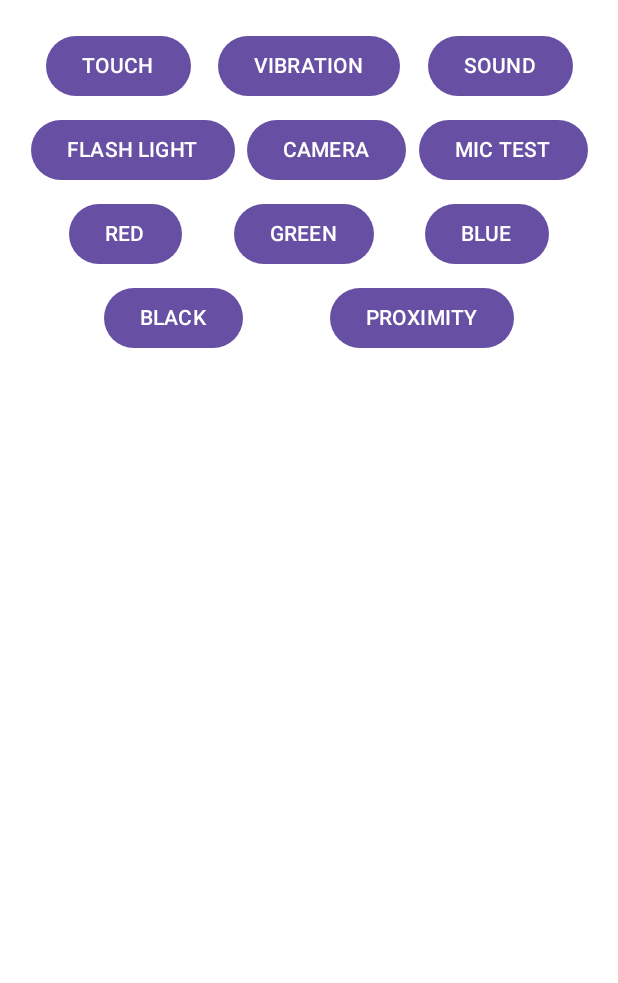
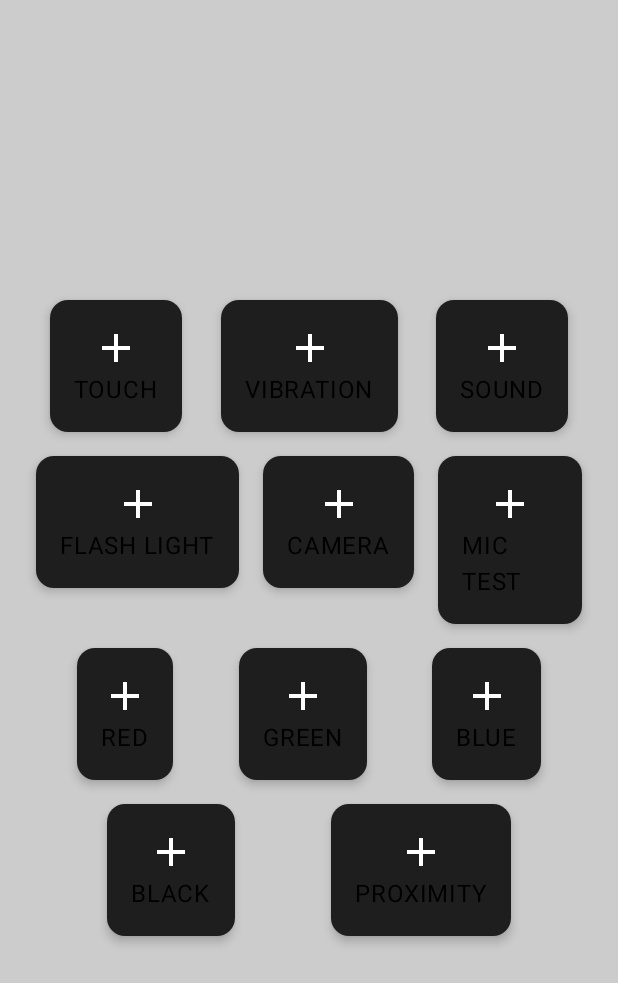
Before and after one commit to AndreasBozoglou/PhoneTest, an Android app built with Jetpack Compose: the screen it shows after launch (MainActivity), after a tap on "SOUND", on a phone screen of 412 x 824 dp. Shown: the top 983 px of the screen. Run offline under Robolectric (Android 15) with nearby library versions, the phone set to English and light mode, and no system bars.

Commit message:
General Fixes and implementation of custom function in order to prevent double clicks on navigation

```diff
--- /dev/null
+++ b/app/src/main/java/com/example/phonetest/presentation/theme/Color.kt
@@ -0,0 +1,16 @@
+package com.example.phonetest.presentation.theme
+
+import androidx.compose.ui.graphics.Color
+
+val Purple200 = Color(0xFFBB86FC)
+val Purple500 = Color(0xFF6200EE)
+val Purple700 = Color(0xFF3700B3)
+val Teal200 = Color(0xFF03DAC5)
+val Teal700 = Color(0xFF018786)
+val Black = Color(0xFF000000)
+val White = Color(0xFFFFFFFF)
+val LightBlue600 = Color(0xFF039BE5)
+val LightBlue900 = Color(0xFF01579B)
+val LightBlueA200 = Color(0xFF40C4FF)
+val LightBlueA400 = Color(0xFF00B0FF)
+val BlackOverlay = Color(0x66000000) // Semi-transparent black
--- /dev/null
+++ b/app/src/main/java/com/example/phonetest/presentation/theme/Theme.kt
@@ -0,0 +1,45 @@
+package com.example.phonetest.presentation.theme
+
+import androidx.compose.material3.MaterialTheme
+import androidx.compose.material3.darkColorScheme
+import androidx.compose.material3.lightColorScheme
+import androidx.compose.runtime.Composable
+import androidx.compose.ui.graphics.Color
+
+private val DarkColorScheme = darkColorScheme(
+    primary = Color(0xFF6200EE),
+    secondary = Color(0xFF03DAC5),
+    background = Color(0xFF121212),
+    surface = Color(0xFF1E1E1E),
+    onPrimary = Color.White,
+    onSecondary = Color.Black,
+    onBackground = Color.White,
+    onSurface = Color.White
+)
+
+private val LightColorScheme = lightColorScheme(
+    primary = Purple200,
+    primaryContainer = Purple700,
+    onPrimary = Black,
+    secondary = Teal200,
+    secondaryContainer = Teal200,
+    onSecondary = Black,
+    background = White,
+    surface = LightBlue600,
+    onBackground = Black,
+    onSurface = Black
+)
+
+@Composable
+fun PhoneTestTheme(
+    darkTheme: Boolean = true,
+    content: @Composable () -> Unit
+) {
+    val colors = if (darkTheme) DarkColorScheme else LightColorScheme
+
+    MaterialTheme(
+        colorScheme = colors,
+        //typography = Typography(), // You can define typography separately
+        content = content
+    )
+}
--- /dev/null
+++ b/app/src/main/java/com/example/phonetest/presentation/theme/generic_components/PhoneTestCard.kt
@@ -0,0 +1,36 @@
+package com.example.phonetest.presentation.theme.generic_components
+
+import androidx.compose.foundation.layout.Column
+import androidx.compose.foundation.layout.padding
+import androidx.compose.foundation.layout.size
+import androidx.compose.foundation.shape.RoundedCornerShape
+import androidx.compose.material.icons.Icons
+import androidx.compose.material.icons.outlined.Add
+import androidx.compose.material3.Card
+import androidx.compose.material3.CardDefaults
+import androidx.compose.material3.Icon
+import androidx.compose.material3.Text
+import androidx.compose.runtime.Composable
+import androidx.compose.ui.Alignment
+import androidx.compose.ui.Modifier
+import androidx.compose.ui.graphics.Color
+import androidx.compose.ui.unit.dp
+
+@Composable
+fun PhoneTestCard(text: String, onClick: () -> Unit) {
+    Card(
+        onClick = onClick,
+        modifier = Modifier.padding(8.dp),
+        colors = CardDefaults.cardColors(containerColor = Color(0xFF1E1E1E)),
+        elevation = CardDefaults.elevatedCardElevation(4.dp),
+        shape = RoundedCornerShape(12.dp)
+    ) {
+        Column(
+            modifier = Modifier.padding(16.dp),
+            horizontalAlignment = Alignment.CenterHorizontally
+        ) {
+            Icon(Icons.Outlined.Add, contentDescription = text, modifier = Modifier.size(32.dp))
+            Text(text = text, color = Color.Black)
+        }
+    }
+}
--- a/app/src/main/java/com/example/phonetest/presentation/ui/features/mainscreen/MainScreen.kt
+++ b/app/src/main/java/com/example/phonetest/presentation/ui/features/mainscreen/MainScreen.kt
@@ -1,24 +1,30 @@
 package com.example.phonetest.presentation.ui.features.mainscreen
 
 import android.media.MediaPlayer
+import androidx.compose.foundation.background
 import androidx.compose.foundation.layout.Arrangement
 import androidx.compose.foundation.layout.Column
 import androidx.compose.foundation.layout.Row
 import androidx.compose.foundation.layout.fillMaxSize
 import androidx.compose.foundation.layout.fillMaxWidth
 import androidx.compose.foundation.layout.padding
-import androidx.compose.material3.Button
-import androidx.compose.material3.Text
 import androidx.compose.runtime.Composable
 import androidx.compose.runtime.getValue
 import androidx.compose.runtime.mutableStateOf
 import androidx.compose.runtime.remember
 import androidx.compose.runtime.setValue
 import androidx.compose.ui.Modifier
+import androidx.compose.ui.graphics.Color
 import androidx.compose.ui.platform.LocalContext
+import androidx.compose.ui.platform.LocalHapticFeedback
 import androidx.compose.ui.unit.dp
 import androidx.navigation.NavController
 import com.example.phonetest.navigation.Screen
+import com.example.phonetest.presentation.theme.generic_components.PhoneTestCard
+import com.example.phonetest.utils.Utils.activateSpeaker
+import com.example.phonetest.utils.Utils.flashLight
+import com.example.phonetest.utils.Utils.openFrontCamera
+import com.example.phonetest.utils.phoneTestNavigateSingleTop
 
 @Composable
 fun MainScreen(navController: NavController) {
@@ -26,22 +32,28 @@ fun MainScreen(navController: NavController) {
     var flag by remember { mutableStateOf(false) }
     var player by remember { mutableStateOf<MediaPlayer?>(null) }
     val context = LocalContext.current
+    val hapticFeedback = LocalHapticFeedback.current
 
     Column(
         modifier = Modifier
             .fillMaxSize()
-            .padding(16.dp)
+            .background(Color.LightGray)
+            .padding(16.dp),
+        verticalArrangement = Arrangement.Center
     ) {
         Row(
             modifier = Modifier.fillMaxWidth(),
             horizontalArrangement = Arrangement.SpaceEvenly
         ) {
-            CustomButton(text = "TOUCH") {
-                navController.navigate(Screen.TouchScreen.route)
+            PhoneTestCard(text = "TOUCH") {
+                navController.phoneTestNavigateSingleTop(Screen.TouchScreen.route)
             }
-            CustomButton(text = "VIBRATION") { vibrate() }
-            CustomButton(text = "SOUND") {
-                activateSpeaker(player, flag) { updatedPlayer, updatedFlag ->
+            PhoneTestCard(text = "VIBRATION") {
+                //vibrate(context)
+                //hapticFeedback.performHapticFeedback(HapticFeedbackType.TextHandleMove)
+            }
+            PhoneTestCard(text = "SOUND") {
+                activateSpeaker(context, player, flag) { updatedPlayer, updatedFlag ->
                     player = updatedPlayer
                     flag = updatedFlag
                 }
@@ -52,14 +64,14 @@ fun MainScreen(navController: NavController) {
             modifier = Modifier.fillMaxWidth(),
             horizontalArrangement = Arrangement.SpaceEvenly
         ) {
-            CustomButton(text = "FLASH LIGHT") {
-                flashLight(flashLightStatus) {
+            PhoneTestCard(text = "FLASH LIGHT") {
+                flashLight(context, flashLightStatus) {
                     flashLightStatus = it
                 }
             }
-            CustomButton(text = "CAMERA") { openFrontCamera() }
-            CustomButton(text = "MIC TEST") {
-                navController.navigate(Screen.MicTestScreen.route)
+            PhoneTestCard(text = "CAMERA") { openFrontCamera(context) }
+            PhoneTestCard(text = "MIC TEST") {
+                navController.phoneTestNavigateSingleTop(Screen.MicTestScreen.route)
             }
         }
 
@@ -67,14 +79,14 @@ fun MainScreen(navController: NavController) {
             modifier = Modifier.fillMaxWidth(),
             horizontalArrangement = Arrangement.SpaceEvenly
         ) {
-            CustomButton(text = "RED") {
-                navController.navigate(Screen.RedScreen.route)
+            PhoneTestCard(text = "RED") {
+                navController.phoneTestNavigateSingleTop(Screen.RedScreen.route)
             }
-            CustomButton(text = "GREEN") {
-                navController.navigate(Screen.GreenScreen.route)
+            PhoneTestCard(text = "GREEN") {
+                navController.phoneTestNavigateSingleTop(Screen.GreenScreen.route)
             }
-            CustomButton(text = "BLUE") {
-                navController.navigate(Screen.BlueScreen.route)
+            PhoneTestCard(text = "BLUE") {
+                navController.phoneTestNavigateSingleTop(Screen.BlueScreen.route)
             }
         }
 
@@ -82,68 +94,12 @@ fun MainScreen(navController: NavController) {
             modifier = Modifier.fillMaxWidth(),
             horizontalArrangement = Arrangement.SpaceEvenly
         ) {
-            CustomButton(text = "BLACK") {
-                navController.navigate(Screen.BlackScreen.route)
+            PhoneTestCard(text = "BLACK") {
+                navController.phoneTestNavigateSingleTop(Screen.BlackScreen.route)
             }
-            CustomButton(text = "PROXIMITY") {
-                navController.navigate(Screen.ProximityScreen.route)
+            PhoneTestCard(text = "PROXIMITY") {
+                navController.phoneTestNavigateSingleTop(Screen.ProximityScreen.route)
             }
         }
     }
 }
-
-@Composable
-fun CustomButton(text: String, onClick: () -> Unit) {
-    Button(
-        onClick = onClick,
-        modifier = Modifier.padding(4.dp)
-    ) {
-        Text(text)
-    }
-}
-
-private fun vibrate() {
-    /*val vibrator = getSystemService(Context.VIBRATOR_SERVICE) as Vibrator
-    if (Build.VERSION.SDK_INT >= 26) {
-        vibrator.vibrate(VibrationEffect.createOneShot(1000, VibrationEffect.DEFAULT_AMPLITUDE))
-    } else {
-        vibrator.vibrate(1000)
-    }*/
-}
-
-private fun activateSpeaker(player: MediaPlayer?, flag: Boolean, updateState: (MediaPlayer?, Boolean) -> Unit) {
-    /*if (player == null && !flag) {
-        val newPlayer = MediaPlayer.create(context, R.raw.sound)
-        newPlayer.start()
-        updateState(newPlayer, true)
-
-        Handler(Looper.getMainLooper()).postDelayed({
-            newPlayer.release()
-            updateState(null, false)
-        }, 6000)
-    }*/
-}
-
-private fun openFrontCamera() {
-    /*val intent = Intent(MediaStore.ACTION_IMAGE_CAPTURE)
-    startActivityForResult(intent, 123)*/
-}
-
-private fun flashLight(flashLightStatus: Boolean, updateStatus: (Boolean) -> Unit) {
-    /*val cameraManager = getSystemService(Context.CAMERA_SERVICE) as CameraManager
-    val cameraId = cameraManager.cameraIdList[0]
-    val hasFlash = packageManager.hasSystemFeature(PackageManager.FEATURE_CAMERA_FLASH)
-
-    if (hasFlash) {
-        try {
-            if (Build.VERSION.SDK_INT >= Build.VERSION_CODES.M) {
-                cameraManager.setTorchMode(cameraId, !flashLightStatus)
-            }
-            updateStatus(!flashLightStatus)
-        } catch (e: CameraAccessException) {
-            e.printStackTrace()
-        }
-    } else {
-        Toast.makeText(this, "Your device does not have Flashlight", Toast.LENGTH_SHORT).show()
-    }*/
-}
--- /dev/null
+++ b/app/src/main/java/com/example/phonetest/utils/Utils.kt
@@ -0,0 +1,81 @@
+package com.example.phonetest.utils
+
+import android.content.Context
+import android.content.Intent
+import android.content.pm.PackageManager
+import android.hardware.camera2.CameraAccessException
+import android.hardware.camera2.CameraManager
+import android.media.MediaPlayer
+import android.os.Build
+import android.os.Handler
+import android.os.Looper
+import android.os.Vibrator
+import android.provider.MediaStore
+import android.widget.Toast
+import androidx.annotation.RequiresApi
+import com.example.phonetest.R
+
+object Utils {
+
+    @RequiresApi(Build.VERSION_CODES.S)
+    fun vibrate(context: Context) {
+        /*val vibrator = if (Build.VERSION.SDK_INT >= Build.VERSION_CODES.S) {
+            val vibratorManager = context.getSystemService(Context.VIBRATOR_MANAGER_SERVICE) as VibratorManager
+            vibratorManager.defaultVibrator
+        } else {
+            context.getSystemService(Context.VIBRATOR_SERVICE) as Vibrator
+        }
+        if (Build.VERSION.SDK_INT >= 26) {
+            vibrator.vibrate(VibrationEffect.createOneShot(1000, VibrationEffect.DEFAULT_AMPLITUDE))
+        } else {
+            vibrator.vibrate(1000)
+        }*/
+        val vibrator = context.getSystemService(Context.VIBRATOR_SERVICE) as Vibrator
+
+        vibrator.vibrate(1000)
+    }
+
+    fun activateSpeaker(
+        context: Context,
+        player: MediaPlayer?,
+        flag: Boolean,
+        updateState: (MediaPlayer?, Boolean) -> Unit
+    ) {
+        if (player == null && !flag) {
+            val newPlayer = MediaPlayer.create(context, R.raw.sound)
+            newPlayer.start()
+            updateState(newPlayer, true)
+
+            Handler(Looper.getMainLooper()).postDelayed({
+                newPlayer.release()
+                updateState(null, false)
+            }, 6000)
+        }
+    }
+
+    fun openFrontCamera(context: Context) {
+        val intent = Intent(MediaStore.ACTION_IMAGE_CAPTURE)
+        intent.addFlags(Intent.FLAG_ACTIVITY_NEW_TASK)
+        context.startActivity(intent)
+    }
+
+    fun flashLight(context: Context, flashLightStatus: Boolean, updateStatus: (Boolean) -> Unit) {
+        val cameraManager = context.getSystemService(Context.CAMERA_SERVICE) as CameraManager
+        val cameraId = cameraManager.cameraIdList[0]
+        val hasFlash = context.packageManager.hasSystemFeature(PackageManager.FEATURE_CAMERA_FLASH)
+
+        if (hasFlash) {
+            try {
+                if (Build.VERSION.SDK_INT >= Build.VERSION_CODES.M) {
+                    cameraManager.setTorchMode(cameraId, !flashLightStatus)
+                }
+                updateStatus(!flashLightStatus)
+            } catch (e: CameraAccessException) {
+                e.printStackTrace()
+            }
+        } else {
+            Toast.makeText(context, "Your device does not have Flashlight", Toast.LENGTH_SHORT)
+                .show()
+        }
+    }
+}
```
Also changed, not shown: app/src/main/java/com/example/phonetest/presentation/MainActivity.kt (+6 -206 lines), app/src/main/java/com/example/phonetest/utils/phoneTestNavigateSingleTop.kt (added, +14 -0 lines).
